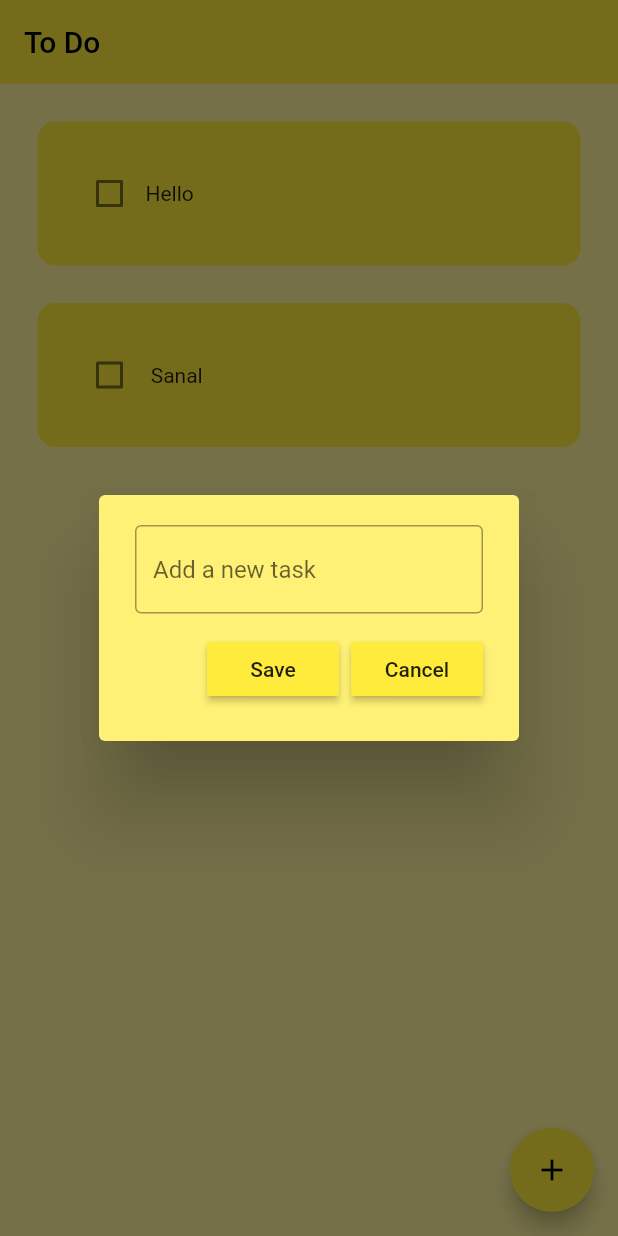
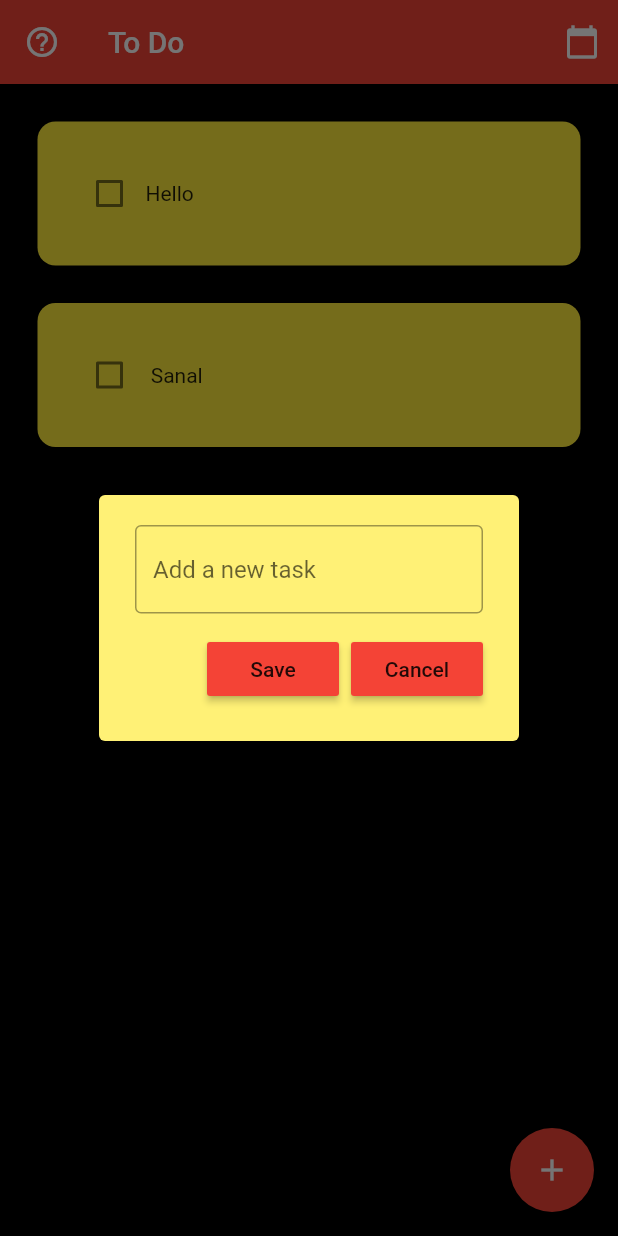
Before and after one commit to SanalES/todoapp, a Flutter app: the screen it shows after launch, after a tap on the "add" icon, on a phone screen of 412 x 824 dp. Run offline on Flutter 3.47's test engine with Material 2 defaults, Android fonts, the phone set to English and light mode, and no system bars; drawn by our look-alikes of flutter_slidable; our stand-ins replace hive, hive_flutter; accounts and stored records are empty.

Commit message:
Updation .. changed app theme

```diff
--- a/lib/main.dart
+++ b/lib/main.dart
@@ -29,7 +29,7 @@ class _MyAppState extends State<MyApp> {
     return MaterialApp(
       debugShowCheckedModeBanner: false,
       home: HomePage(),
-      theme: ThemeData(primarySwatch: Colors.yellow),
+      theme: ThemeData(primarySwatch: Colors.red),
     );
   }
 }
--- a/lib/pages/home_page.dart
+++ b/lib/pages/home_page.dart
@@ -1,44 +1,47 @@
+import 'dart:async';
 import 'package:flutter/material.dart';
 import 'package:hive/hive.dart';
 import '../data/database.dart';
+import '../util/calender.dart';
 import '../util/dialog_box.dart';
 import '../util/todo_tile.dart';
 
 class HomePage extends StatefulWidget {
-  const HomePage({super.key});
+  const HomePage({Key? key}) : super(key: key);
 
   @override
-  State<HomePage> createState() => _HomePageState();
+  _HomePageState createState() => _HomePageState();
 }
 
 class _HomePageState extends State<HomePage> {
- //hive boxinte reference
+  // Hive box reference
   final _myBox = Hive.box('mybox');
   ToDoDataBase db = ToDoDataBase();
 
   @override
   void initState() {
-   //if this opening first time ,to create default data
-   if(_myBox.get("TODOLIST")==null){
+    // If this is the first time opening, create default data
+    if (_myBox.get("TODOLIST") == null) {
       db.createInitialData();
-   }else{
-     //already data avde kanum
+    } else {
+      // Data already exists
       db.loadData();
     }
     super.initState();
   }
-  //text
-  final _controller =TextEditingController();
 
-//checkbox was tapped
-  void checkBoxChanged(bool? value , int index) {
+  // Text controller
+  final _controller = TextEditingController();
+
+  // Checkbox was tapped
+  void checkBoxChanged(bool? value, int index) {
     setState(() {
-      db.toDoList[index][1]=!db.toDoList[index][1];
+      db.toDoList[index][1] = !db.toDoList[index][1];
     });
     db.updateDataBase();
   }
 
-  //save new task
+  // Save new task
   void saveNewTask() {
     setState(() {
       db.toDoList.add([_controller.text, false]);
@@ -48,37 +51,84 @@ class _HomePageState extends State<HomePage> {
     db.updateDataBase();
   }
 
-//delete task
-   void deleteTask(int index ) {
+  // Delete task
+  void deleteTask(int index) {
     setState(() {
       db.toDoList.removeAt(index);
     });
     db.updateDataBase();
   }
 
-//create new task ..b
-  void createNewTask(){
-    showDialog(context: context,
-        builder:(context){
+  // Create new task
+  void createNewTask() {
+    showDialog(
+      context: context,
+      builder: (context) {
         return DialogBox(
           controller: _controller,
           onSave: saveNewTask,
-        onCancel: ()=> Navigator.of(context).pop(),
+          onCancel: () => Navigator.of(context).pop(),
         );
       },
     );
   }
+
+  // Calendar
+  void navigateToCalendarPage(BuildContext context) {
+    Navigator.push(
+      context,
+      MaterialPageRoute(builder: (context) => CalendarPage()),
+    );
+  }
+
+  // Alert dialog box
+  void showAlertDialog(BuildContext context) {
+    showDialog(
+      context: context,
+      builder: (BuildContext context) {
+        return AlertDialog(
+          backgroundColor: Colors.red[30],
+          title: const Text("Tips"),
+          content: const Text("Slide the task to delete. "
+              "calender under development"),
+        );
+      },
+    );
+    Timer(const Duration(seconds: 5), () {
+      Navigator.of(context).pop();
+    });
+  }
+
   @override
   Widget build(BuildContext context) {
     return Scaffold(
-        backgroundColor: Colors.yellow[200],
+      backgroundColor: Colors.black,
       appBar: AppBar(
-          title: Text('To Do'),
+        title: const Text('To Do'),
         elevation: 0,
+        leading: Builder(
+          builder: (BuildContext context) {
+            return IconButton(
+              icon: const Icon(Icons.help_outline_outlined),
+              onPressed: () {
+                showAlertDialog(context);
+              },
+              tooltip: MaterialLocalizations.of(context).openAppDrawerTooltip,
+            );
+          },
         ),
-        floatingActionButton:FloatingActionButton(
+        actions: [
+          IconButton(
+            onPressed: () {
+              navigateToCalendarPage(context);
+            },
+            icon: const Icon(Icons.calendar_today),
+          ),
+        ],
+      ),
+      floatingActionButton: FloatingActionButton(
         onPressed: createNewTask,
-          child: Icon(Icons.add),
+        child: const Icon(Icons.add),
       ),
       body: ListView.builder(
         itemCount: db.toDoList.length,
@@ -86,10 +136,11 @@ class _HomePageState extends State<HomePage> {
           return ToDoTile(
             taskName: db.toDoList[index][0],
             taskCompleted: db.toDoList[index][1],
-              onChanged: (value) => checkBoxChanged ( value , index),
-              deleteFunction :(context) =>deleteTask(index),
+            onChanged: (value) => checkBoxChanged(value, index),
+            deleteFunction: (context) => deleteTask(index),
           );
         },
-        ));
+      ),
+    );
   }
 }
```
Also changed, not shown: lib/util/calender.dart (added, +67 -0 lines), 1 other file. Lines whose indentation alone changed are shown as unchanged.
